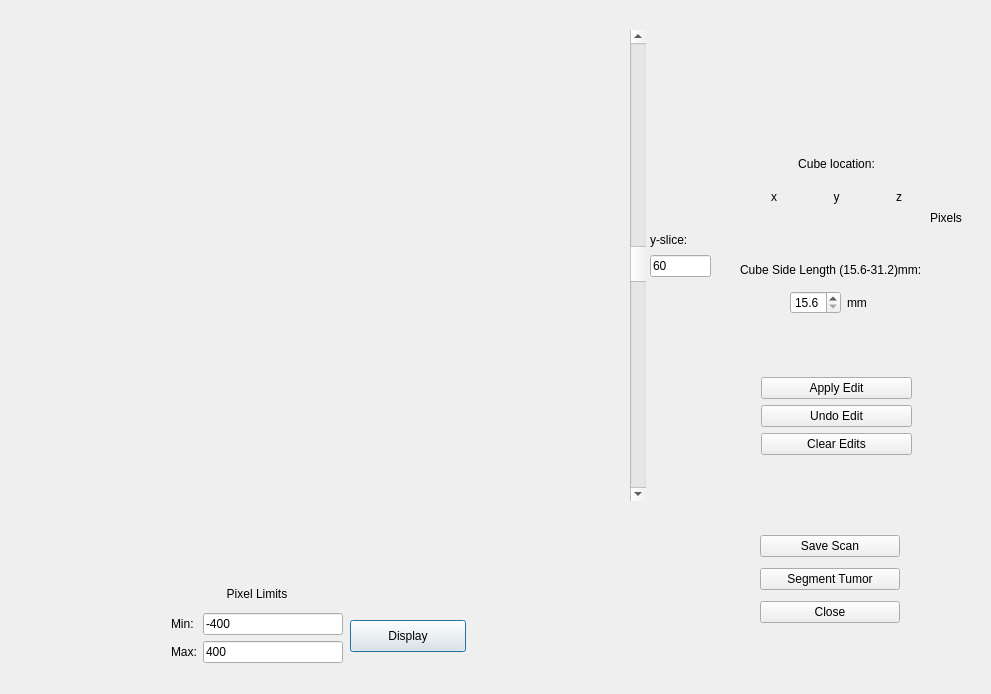
First picture: the form in qt/ct_display.ui, repository teaghan/CT_Editor, before the edit.
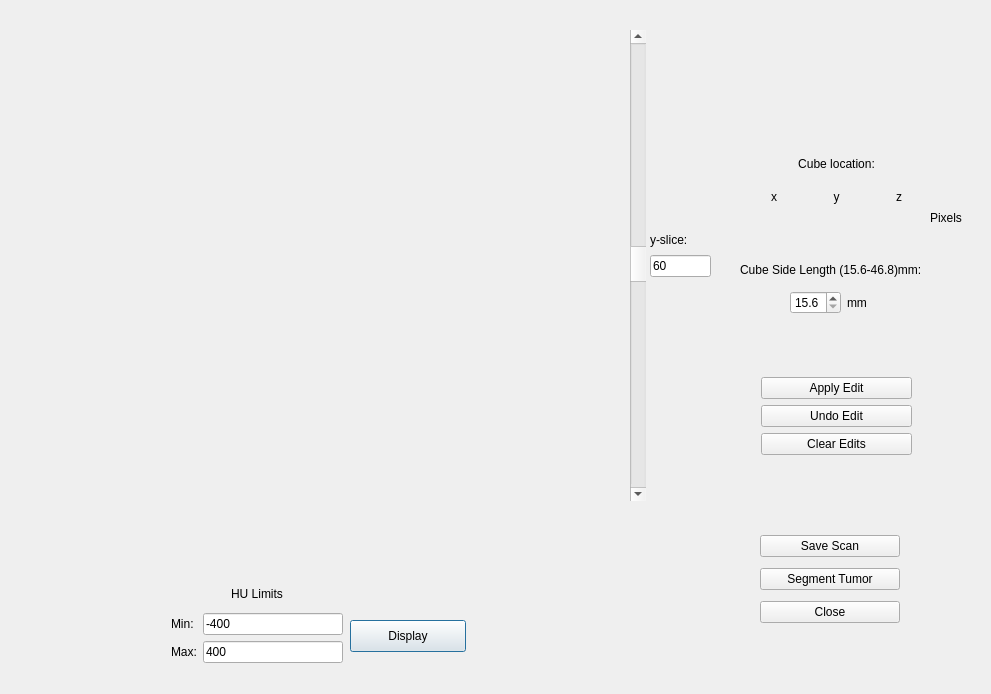
Second picture: the form after the edit. Custom widgets are drawn as their Qt base class.

Commit message: cleaned main display

What changed in the file:
```diff
--- a/qt/ct_display.ui
+++ b/qt/ct_display.ui
@@ -81,7 +81,7 @@
     </rect>
    </property>
    <property name="text">
-    <string>Cube Side Length (15.6-31.2)mm:</string>
+    <string>Cube Side Length (15.6-46.8)mm:</string>
    </property>
   </widget>
   <widget class="QWidget" name="layoutWidget">
@@ -315,7 +315,7 @@
     <item>
      <widget class="QLabel" name="pixellimsLabel">
       <property name="text">
-       <string>Pixel Limits</string>
+       <string>HU Limits</string>
       </property>
       <property name="alignment">
        <set>Qt::AlignCenter</set>
@@ -380,7 +380,7 @@
     <set>Qt::AlignCenter</set>
    </property>
   </widget>
-  <widget class="QWidget" name="">
+  <widget class="QWidget" name="layoutWidget">
    <property name="geometry">
     <rect>
      <x>760</x>
```
Left out of the diff: 2 changed lines with no effect on the pictures. The commit also changes 2 other files.
